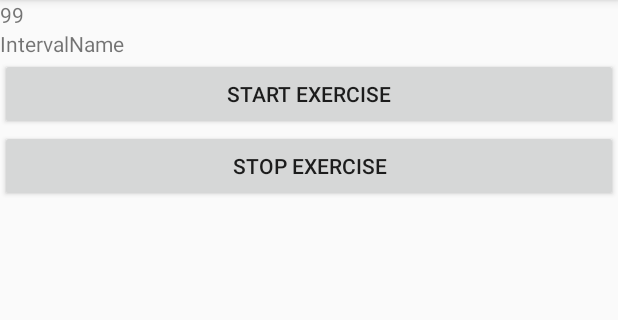
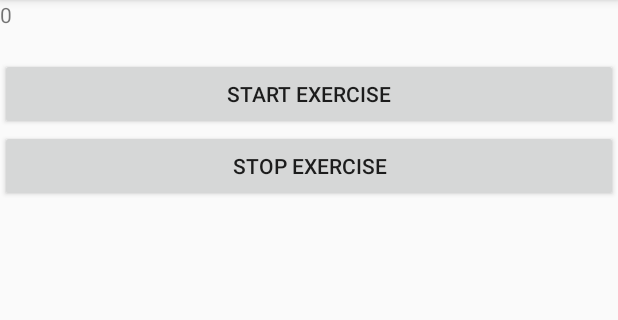
Before and after one commit to jdupont/android-workout-timer, an Android app: the RunningTimerActivity screen opened directly, with no data from a screen before it, on a phone screen of 412 x 824 dp, the part 84-404 px from its top. Run offline under Robolectric (Android 15) with nearby library versions, the phone set to English and light mode, and no system bars; 4 statements that could not run were skipped.

```diff
--- a/app/src/main/java/com/budgebars/rotelle/RunningTimerActivity.java
+++ b/app/src/main/java/com/budgebars/rotelle/RunningTimerActivity.java
@@ -29,6 +29,20 @@ public class RunningTimerActivity extends AppCompatActivity {
                 RunningTimerActivity.this.updateTextTimerTo(remainingTime);
             }
         });
+        this.coach.addChangedConsumer(new ExerciseCoach.ExerciseChangedConsumer() {
+            @Override
+            public void exerciseChanged(String exerciseName, int exerciseLength) {
+                RunningTimerActivity.this.exerciseChangedUpdate(exerciseName, exerciseLength);
+            }
+        });
+        this.coach.addDoneConsumer(new ExerciseCoach.ExerciseDoneConsumer() {
+            @Override
+            public void exerciseDone() {
+                RunningTimerActivity.this.exerciseDone();
+            }
+        });
+
+        this.exerciseChangedUpdate(this.coach.currentIntervalName(), this.coach.currentIntervalLength());
 
         Button startButton = (Button) this.findViewById(R.id.StartTimerButton);
         startButton.setOnClickListener(new View.OnClickListener() {
@@ -52,4 +66,22 @@ public class RunningTimerActivity extends AppCompatActivity {
         TextView secondsText = (TextView) this.findViewById(R.id.TimerDisplay);
         secondsText.setText(Long.toString(remaining));
     }
+
+    private void exerciseChangedUpdate(final String exerciseName, final int totalLength)
+    {
+        TextView secondsText = (TextView) this.findViewById(R.id.TimerDisplay);
+        secondsText.setText(Long.toString(totalLength));
+
+        TextView exerciseNameText = (TextView) this.findViewById(R.id.CurrentIntervalName);
+        exerciseNameText.setText(exerciseName);
+    }
+
+    private void exerciseDone()
+    {
+        TextView secondsText = (TextView) this.findViewById(R.id.TimerDisplay);
+        secondsText.setText(Long.toString(0));
+
+        TextView exerciseNameText = (TextView) this.findViewById(R.id.CurrentIntervalName);
+        exerciseNameText.setText("Done.");
+    }
 }
--- a/app/src/main/java/com/budgebars/rotelle/workouts/ExerciseCoach.java
+++ b/app/src/main/java/com/budgebars/rotelle/workouts/ExerciseCoach.java
@@ -27,6 +27,10 @@ public class ExerciseCoach {
 
     private final List<ExerciseTimer.ExerciseStartedConsumer> startedConsumers = new ArrayList<>();
 
+    private final List<ExerciseChangedConsumer> changedConsumers = new ArrayList<>();
+
+    private final List<ExerciseDoneConsumer> doneConsumers = new ArrayList<>();
+
     public ExerciseCoach(final Exercise exercise)
     {
         this.exercise = exercise;
@@ -41,11 +45,22 @@ public class ExerciseCoach {
             public void exerciseFinished() {
 
                 if (!ExerciseCoach.this.isFinished) {
-                    ExerciseCoach.this.advanceToNextInterval();
-                    ExerciseCoach.this.currentTimer.startTimer();
+                    if (ExerciseCoach.this.advanceToNextInterval()) {
+                        ExerciseCoach.this.currentTimer.startTimer();
+                    }
                 }
             }
         });
+    }
+
+    public String currentIntervalName()
+    {
+        return this.currentInterval.getName();
+    }
+
+    public int currentIntervalLength()
+    {
+        return this.currentInterval.getLength();
     }
 
     public void addTimerUpdateConsumer(final ExerciseTimer.TimerUpdateConsumer consumer)
@@ -64,6 +79,16 @@ public class ExerciseCoach {
     {
         this.startedConsumers.add(consumer);
         this.currentTimer.addStartedConsumer(consumer);
+    }
+
+    public void addDoneConsumer(final ExerciseDoneConsumer consumer)
+    {
+        this.doneConsumers.add(consumer);
+    }
+
+    public void addChangedConsumer(final ExerciseChangedConsumer consumer)
+    {
+        this.changedConsumers.add(consumer);
     }
 
     public void start()
@@ -95,6 +120,12 @@ public class ExerciseCoach {
             this.currentInterval = this.exercise.getIntervalAt(this.intervalIndex);
             this.currentTimer = this.makeTimerForCurrentInterval();
 
+            for (ExerciseChangedConsumer consumer : this.changedConsumers)
+            {
+                consumer.exerciseChanged(this.currentInterval.getName(), this.currentInterval.getLength());
+            }
+
+
             return true;
         }
         else if (this.intervalIndex == this.exercise.numberOfIntervals())
@@ -111,6 +142,11 @@ public class ExerciseCoach {
     private void setFinished()
     {
         this.isFinished = true;
+
+        for (ExerciseDoneConsumer consumer : this.doneConsumers)
+        {
+            consumer.exerciseDone();
+        }
     }
 
     private ExerciseTimer makeTimerForCurrentInterval()
@@ -121,4 +157,14 @@ public class ExerciseCoach {
         timer.addUpdateConsumer(this.timerUpdateConsumers);
         return timer;
     }
+
+    public interface ExerciseChangedConsumer
+    {
+        public void exerciseChanged(final String exerciseName, final int exerciseLength);
+    }
+
+    public interface ExerciseDoneConsumer
+    {
+        public void exerciseDone();
+    }
 }
--- a/app/src/main/java/com/budgebars/rotelle/workouts/ExerciseTimer.java
+++ b/app/src/main/java/com/budgebars/rotelle/workouts/ExerciseTimer.java
@@ -102,7 +102,7 @@ public class ExerciseTimer {
 
         for (ExerciseStartedConsumer consumer : this.startedMethods)
         {
-            consumer.exerciseStarted(this.interval.getName(), this.interval.getLength());
+            consumer.exerciseStarted();
         }
     }
 
@@ -129,7 +129,7 @@ public class ExerciseTimer {
 
     public interface ExerciseStartedConsumer
     {
-        public void exerciseStarted(final String exerciseName, final int exerciseLength);
+        public void exerciseStarted();
     }
 
     public interface ExerciseFinishedConsumer
--- a/app/src/main/res/layout/activity_running_timer_activty.xml
+++ b/app/src/main/res/layout/activity_running_timer_activty.xml
@@ -10,14 +10,14 @@
     <TextView
         android:layout_width="match_parent"
         android:layout_height="wrap_content"
-        android:id="@+id/TimerDisplay"
-        android:text="99" />
+        android:layout_gravity="center_horizontal"
+        android:id="@+id/TimerDisplay" />
 
     <TextView
         android:layout_width="match_parent"
         android:layout_height="wrap_content"
-        android:id="@+id/CurrentIntervalName"
-        android:text="IntervalName"/>
+        android:layout_gravity="center_horizontal"
+        android:id="@+id/CurrentIntervalName" />
 
     <Button
         android:id="@+id/StartTimerButton"
```
